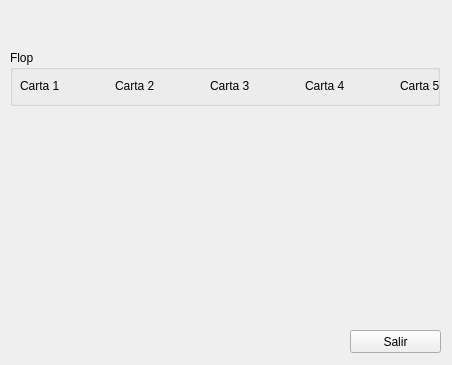
This is lib/gui.ui in camador/poker_trainer as Qt 5 draws it before an edit. The edited form follows.
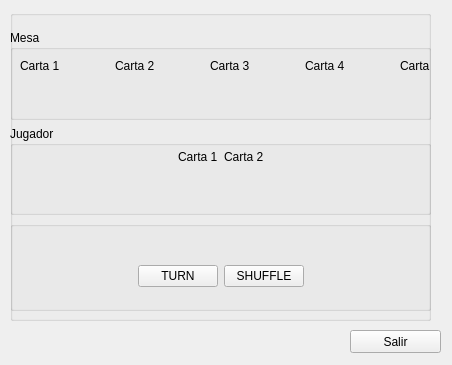
This is the edited form.

Commit message: Añadidos botones para Turn y Shuffle. Mejorada la posición de los elementos

What changed in the file:
```diff
--- a/lib/gui.ui
+++ b/lib/gui.ui
@@ -27,19 +27,37 @@
      <string>Salir</string>
     </property>
    </widget>
+   <widget class="QGroupBox" name="groupGeneral">
+    <property name="geometry">
+     <rect>
+      <x>10</x>
+      <y>10</y>
+      <width>421</width>
+      <height>311</height>
+     </rect>
+    </property>
+    <property name="title">
+     <string/>
+    </property>
+    <widget class="QWidget" name="layoutWidget">
+     <property name="geometry">
+      <rect>
+       <x>0</x>
+       <y>20</y>
+       <width>421</width>
+       <height>281</height>
+      </rect>
+     </property>
+     <layout class="QGridLayout" name="gridLayout">
+      <property name="sizeConstraint">
+       <enum>QLayout::SetDefaultConstraint</enum>
+      </property>
+      <item row="0" column="0">
    <widget class="QGroupBox" name="grbMesa">
-    <property name="geometry">
-     <rect>
-      <x>10</x>
-      <y>50</y>
-      <width>430</width>
-      <height>56</height>
-     </rect>
-    </property>
     <property name="title">
-     <string>Flop</string>
-    </property>
-    <widget class="QWidget" name="">
+         <string>Mesa</string>
+        </property>
+        <widget class="QWidget" name="layoutWidget_6">
      <property name="geometry">
       <rect>
        <x>10</x>
@@ -48,7 +66,7 @@
        <height>22</height>
       </rect>
      </property>
-     <layout class="QHBoxLayout" name="horizontalLayout">
+         <layout class="QHBoxLayout" name="horizontalLayout_6">
       <item>
        <widget class="QLabel" name="lblMesaCarta1">
         <property name="text">
@@ -139,8 +157,135 @@
      </layout>
     </widget>
    </widget>
-  </widget>
- </widget>
+      </item>
+      <item row="1" column="0">
+       <widget class="QGroupBox" name="grbJugador">
+        <property name="title">
+         <string>Jugador</string>
+        </property>
+        <widget class="QWidget" name="layoutWidget_5">
+         <property name="geometry">
+          <rect>
+           <x>0</x>
+           <y>20</y>
+           <width>421</width>
+           <height>22</height>
+          </rect>
+         </property>
+         <layout class="QHBoxLayout" name="horizontalLayout_5">
+          <item>
+           <spacer name="horizontalSpacer_6">
+            <property name="orientation">
+             <enum>Qt::Horizontal</enum>
+            </property>
+            <property name="sizeHint" stdset="0">
+             <size>
+              <width>40</width>
+              <height>20</height>
+             </size>
+            </property>
+           </spacer>
+          </item>
+          <item>
+           <widget class="QLabel" name="lblMesaCarta1_3">
+            <property name="text">
+             <string>Carta 1</string>
+            </property>
+           </widget>
+          </item>
+          <item>
+           <widget class="QLabel" name="lblMesaCarta2_3">
+            <property name="text">
+             <string>Carta 2</string>
+            </property>
+           </widget>
+          </item>
+          <item>
+           <spacer name="horizontalSpacer_13">
+            <property name="orientation">
+             <enum>Qt::Horizontal</enum>
+            </property>
+            <property name="sizeHint" stdset="0">
+             <size>
+              <width>40</width>
+              <height>20</height>
+             </size>
+            </property>
+           </spacer>
+          </item>
+         </layout>
+        </widget>
+       </widget>
+      </item>
+      <item row="2" column="0">
+       <widget class="QGroupBox" name="groupComandos">
+        <property name="title">
+         <string/>
+        </property>
+        <widget class="QWidget" name="layoutWidget_4">
+         <property name="geometry">
+          <rect>
+           <x>0</x>
+           <y>30</y>
+           <width>421</width>
+           <height>51</height>
+          </rect>
+         </property>
+         <layout class="QHBoxLayout" name="horizontalLayout_4">
+          <item>
+           <spacer name="horizontalSpacer_11">
+            <property name="orientation">
+             <enum>Qt::Horizontal</enum>
+            </property>
+            <property name="sizeHint" stdset="0">
+             <size>
+              <width>40</width>
+              <height>20</height>
+             </size>
+            </property>
+           </spacer>
+          </item>
+          <item>
+           <widget class="QPushButton" name="pbtRonda">
+            <property name="text">
+             <string>TURN</string>
+            </property>
+           </widget>
+          </item>
+          <item>
+           <widget class="QPushButton" name="pbtShuffle">
+            <property name="text">
+             <string>SHUFFLE</string>
+            </property>
+           </widget>
+          </item>
+          <item>
+           <spacer name="horizontalSpacer_12">
+            <property name="orientation">
+             <enum>Qt::Horizontal</enum>
+            </property>
+            <property name="sizeHint" stdset="0">
+             <size>
+              <width>40</width>
+              <height>20</height>
+             </size>
+            </property>
+           </spacer>
+          </item>
+         </layout>
+        </widget>
+       </widget>
+      </item>
+     </layout>
+    </widget>
+   </widget>
+  </widget>
+ </widget>
+ <tabstops>
+  <tabstop>pbtShuffle</tabstop>
+  <tabstop>pbtRonda</tabstop>
+  <tabstop>pbtSalir</tabstop>
+ </tabstops>
  <resources/>
  <connections/>
 </ui>
```
Left out of the diff: 18 changed lines with no effect on the pictures. Lines whose indentation alone changed are shown as unchanged.
